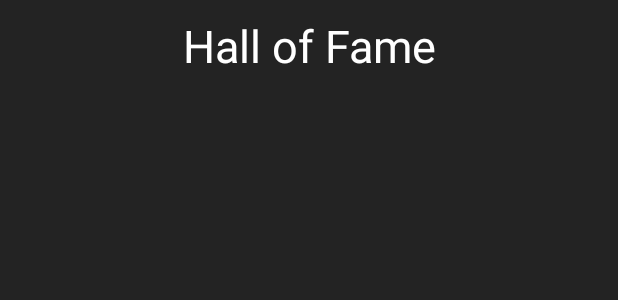
After one commit to jonathanmartinssandri/BallZ_Clone, an Android app: the layout activity_highest_score.xml on its own in the app's theme, with its tools: preview values and no code run, on a phone screen of 412 x 824 dp. The commit adds this screen. Shown: the top 300 px of the screen. Run offline under Robolectric (Android 15) with nearby library versions, the phone set to English and light mode, and no system bars.

Commit message:
INT: Clicking on the 'Highest scores' will open the Hall of Fame view

```diff
--- a/BallzClone/app/build.gradle
+++ b/BallzClone/app/build.gradle
@@ -25,10 +25,10 @@ dependencies {
     androidTestCompile('com.android.support.test.espresso:espresso-core:2.2.2', {
         exclude group: 'com.android.support', module: 'support-annotations'
     })
+    compile "org.jetbrains.kotlin:kotlin-stdlib-jre7:$kotlin_version"
     compile 'com.android.support:appcompat-v7:25.3.1'
     compile 'com.android.support.constraint:constraint-layout:1.0.2'
     testCompile 'junit:junit:4.12'
-    compile "org.jetbrains.kotlin:kotlin-stdlib-jre7:$kotlin_version"
 }
 repositories {
     mavenCentral()
--- a/BallzClone/app/src/main/AndroidManifest.xml
+++ b/BallzClone/app/src/main/AndroidManifest.xml
@@ -9,8 +9,7 @@
         android:roundIcon="@mipmap/ic_launcher_round"
         android:supportsRtl="true"
         android:theme="@style/AppTheme">
-        <activity android:name=".MainActivity">
-        </activity>
+        <activity android:name=".MainActivity"></activity>
         <activity android:name=".MainMenuActivity">
             <intent-filter>
                 <action android:name="android.intent.action.MAIN" />
@@ -18,6 +17,7 @@
                 <category android:name="android.intent.category.LAUNCHER" />
             </intent-filter>
         </activity>
+        <activity android:name=".HighestScoreActivity"></activity>
     </application>
 
 </manifest>
--- /dev/null
+++ b/BallzClone/app/src/main/java/ballzclone/copetti/com/ballzclone/HighestScoreActivity.kt
@@ -0,0 +1,12 @@
+package ballzclone.copetti.com.ballzclone
+
+import android.support.v7.app.AppCompatActivity
+import android.os.Bundle
+
+class HighestScoreActivity : AppCompatActivity() {
+
+    override fun onCreate(savedInstanceState: Bundle?) {
+        super.onCreate(savedInstanceState)
+        setContentView(R.layout.activity_highest_score)
+    }
+}
--- a/BallzClone/app/src/main/java/ballzclone/copetti/com/ballzclone/MainMenuActivity.kt
+++ b/BallzClone/app/src/main/java/ballzclone/copetti/com/ballzclone/MainMenuActivity.kt
@@ -1,8 +1,10 @@
 package ballzclone.copetti.com.ballzclone
 
+import android.content.Intent
 import android.support.v7.app.AppCompatActivity
 import android.os.Bundle
 import android.view.View
+import android.widget.Button
 
 class MainMenuActivity : AppCompatActivity() {
 
@@ -11,6 +13,11 @@ class MainMenuActivity : AppCompatActivity() {
         setContentView(R.layout.activity_main_menu)
     }
 
+    fun btnOpenHighestScoresClicked(v: View) {
+        val intent = Intent(this, HighestScoreActivity::class.java)
+        startActivity(intent)
+    }
+
     fun exitGame(v : View) {
         finish();
     }
--- /dev/null
+++ b/BallzClone/app/src/main/res/layout/activity_highest_score.xml
@@ -0,0 +1,26 @@
+<?xml version="1.0" encoding="utf-8"?>
+<LinearLayout xmlns:android="http://schemas.android.com/apk/res/android"
+    xmlns:app="http://schemas.android.com/apk/res-auto"
+    xmlns:tools="http://schemas.android.com/tools"
+    android:layout_width="match_parent"
+    android:layout_height="match_parent"
+    tools:context="ballzclone.copetti.com.ballzclone.HighestScoreActivity"
+    android:background="@color/background"
+    android:orientation="vertical">
+
+    <TextView
+        android:layout_width="match_parent"
+        android:layout_height="wrap_content"
+        android:text="@string/highScoreTitle"
+        android:textSize="30dp"
+        android:layout_gravity="center"
+        android:gravity="center"
+        android:layout_marginTop="10dp"
+        android:textColor="@color/colorMainText"/>
+
+    <LinearLayout
+        android:layout_width="match_parent"
+        android:layout_height="wrap_content">
+    </LinearLayout>
+
+</LinearLayout>
--- a/BallzClone/app/src/main/res/layout/activity_main_menu.xml
+++ b/BallzClone/app/src/main/res/layout/activity_main_menu.xml
@@ -74,6 +74,7 @@
             android:layout_width="match_parent"
             android:layout_height="wrap_content"
             android:text="@string/buttonHighScore"
+            android:onClick="btnOpenHighestScoresClicked"
             />
         <Button
             android:id="@+id/buttonExit"
--- a/BallzClone/app/src/main/res/values/strings.xml
+++ b/BallzClone/app/src/main/res/values/strings.xml
@@ -3,4 +3,5 @@
     <string name="buttonPlay">Play!</string>
     <string name="buttonHighScore">Highest Scores</string>
     <string name="buttonExit">I Quit!</string>
+    <string name="highScoreTitle">Hall of Fame</string>
 </resources>
```
